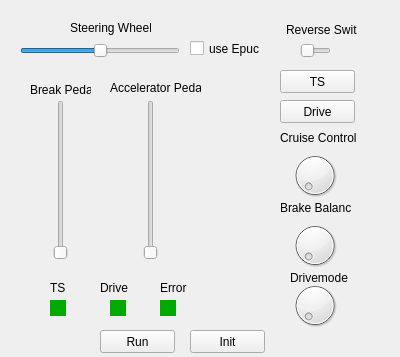
Above: cockpitscreen.ui from MoritLa/test before the change. Below: the same form after it.
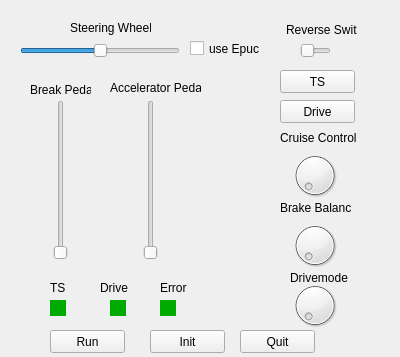
That is the form after the change.

Diff of the .ui file:
```diff
--- a/cockpitscreen.ui
+++ b/cockpitscreen.ui
@@ -1581,7 +1581,7 @@
   <widget class="QPushButton" name="Run">
    <property name="geometry">
     <rect>
-     <x>100</x>
+     <x>50</x>
      <y>330</y>
      <width>75</width>
      <height>23</height>
@@ -1594,7 +1594,7 @@
   <widget class="QPushButton" name="Init">
    <property name="geometry">
     <rect>
-     <x>190</x>
+     <x>150</x>
      <y>330</y>
      <width>75</width>
      <height>23</height>
@@ -1604,6 +1604,19 @@
     <string>Init</string>
    </property>
   </widget>
+  <widget class="QPushButton" name="pushButton">
+   <property name="geometry">
+    <rect>
+     <x>240</x>
+     <y>330</y>
+     <width>75</width>
+     <height>23</height>
+    </rect>
+   </property>
+   <property name="text">
+    <string>Quit</string>
+   </property>
+  </widget>
  </widget>
  <resources/>
  <connections>
```
Left out of the diff: 40 changed lines with no effect on the pictures.
